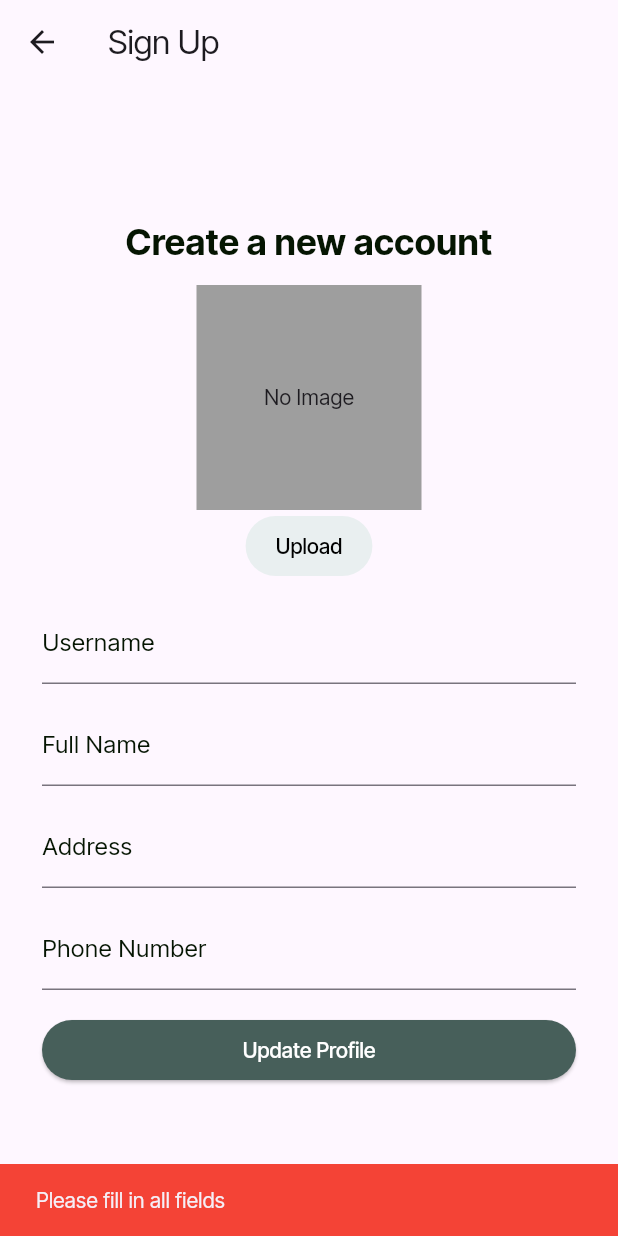
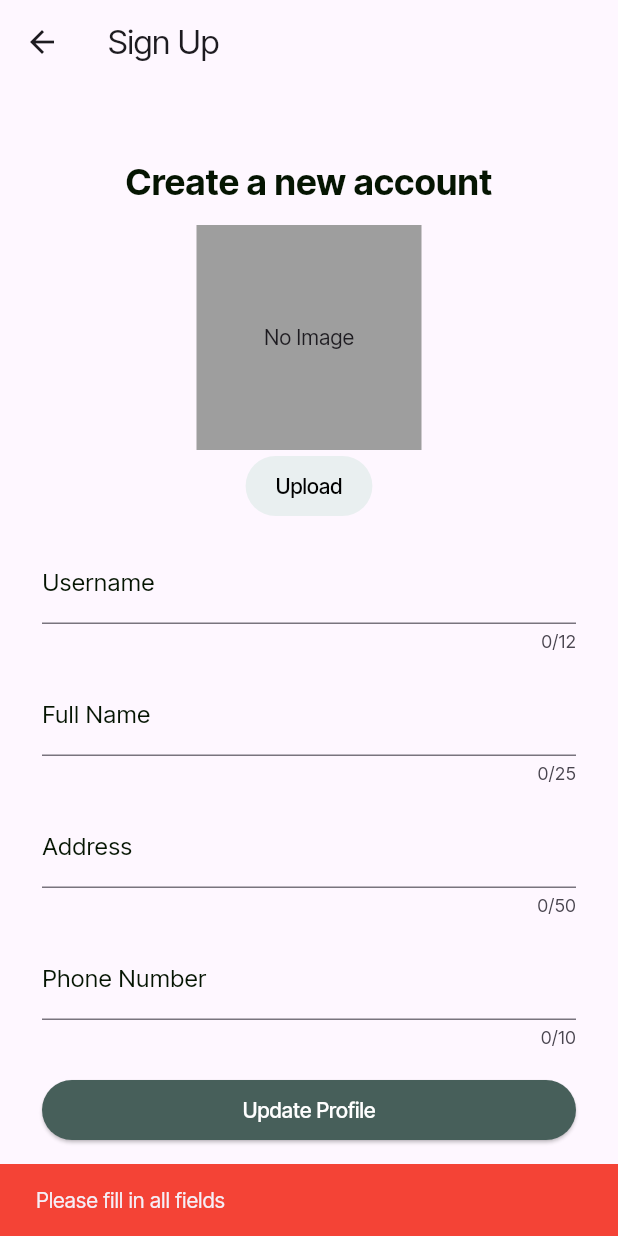
Before and after one commit to monishshriyan/home-assist, a Flutter app: the SignupPage screen opened directly, after a tap on "Update Profile", on a phone screen of 412 x 824 dp. Run offline on Flutter 3.47's test engine with Material 3 defaults, Android fonts, the phone set to English and light mode, and no system bars; our stand-ins replace carousel_slider, flutter_rating_bar, fluttertoast, form_validator, google_fonts, hexcolor and 4 more; missing offline and left inert: supabase_auth_ui; accounts and stored records are empty; network calls fail.

Commit message:
Made some changes in overall form validations according to the new constraints for columns in profiles, New ratings UI..again!!

```diff
--- a/lib/base/pages/signup_page_edit.dart
+++ b/lib/base/pages/signup_page_edit.dart
@@ -68,8 +68,8 @@ class _SignupPageState extends State<SignupPage> {
           'phone_number': phoneNumber,
           'updated_at': DateTime.now().toIso8601String(),
         };
-
-        await supabase.from('profiles').upsert(updates);
+        try{
+          await supabase.from('profiles').upsert(updates);
         if (mounted) {
           ScaffoldMessenger.of(context).showSnackBar(
             const SnackBar(content: Text('Successfully updated profile!')),
@@ -79,25 +79,44 @@ class _SignupPageState extends State<SignupPage> {
                 builder: (context) => MaterialNav()), // Navigate to HomePage
           );
         }
+        } on PostgrestException catch (error) {
+          if (mounted) {
+            String snackBarMessage = 'An error occurred';
+
+        // Check error code or message for specific conditions
+        if (error.code == '23505') {  // Duplicate key constraint (PostgreSQL error code for unique violation)
+          snackBarMessage = 'Username Or Phone number already exists. Please enter a unique value.';
+        } else{
+          // Handle character length errors (usually found in the message)
+          snackBarMessage = 'Please enter value within the valid limit\n(username > 3) (full name >= 5 )\n(address > 6) (number = 10)';
+        }
+
+        ScaffoldMessenger.of(context).showSnackBar(
+          SnackBar(content: Text(snackBarMessage)),
+        );
+          }
+        }
+
       }
-    } on PostgrestException catch (error) {
-      if (error.code == '23514') {
-        if (mounted) {
-          ScaffoldMessenger.of(context).showSnackBar(
-            const SnackBar(
-              content: Text('Enter correct details!'), // User-friendly message
-              backgroundColor: Colors.red,
-            ),
-          );
-        }
-      } else {
-        if (mounted) {
-          ScaffoldMessenger.of(context).showSnackBar(
-            SnackBar(content: Text(error.message), backgroundColor: Colors.red),
-          );
-        }
-      }
-    } catch (error) {
+    }
+    // on PostgrestException catch (error) {
+    //   if (error.code == '23514') {
+    //     if (mounted) {
+    //       ScaffoldMessenger.of(context).showSnackBar(
+    //         const SnackBar(
+    //           content: Text('Enter correct details!'), // User-friendly message
+    //           backgroundColor: Colors.red,
+    //         ),
+    //       );
+    //     }
+    //   } else {
+    //     if (mounted) {
+    //       ScaffoldMessenger.of(context).showSnackBar(
+    //         SnackBar(content: Text(error.message), backgroundColor: Colors.red),
+    //       );
+    //     }
+    //   }
+     catch (error) {
       if (mounted) {
         ScaffoldMessenger.of(context).showSnackBar(
           const SnackBar(
@@ -197,7 +216,8 @@ class _SignupPageState extends State<SignupPage> {
               ),
               const SizedBox(height: 12),
               TextFormField(
-                validator: ValidationBuilder().minLength(4).build(),
+                 maxLength:12,
+                validator: ValidationBuilder().minLength(4).maxLength(12).build(),
                 controller: _usernameController,
                 decoration: const InputDecoration(
                   labelText: 'Username',
@@ -210,7 +230,8 @@ class _SignupPageState extends State<SignupPage> {
               ),
               const SizedBox(height: 12),
               TextFormField(
-                validator: ValidationBuilder().minLength(4).build(),
+                maxLength:25 ,
+                validator: ValidationBuilder().minLength(4).maxLength(16).build(),
                 controller: _fullNameController,
                 decoration: const InputDecoration(
                   labelText: 'Full Name',
@@ -223,6 +244,8 @@ class _SignupPageState extends State<SignupPage> {
               ),
               const SizedBox(height: 12),
               TextFormField(
+                maxLength:50 ,
+                 validator: ValidationBuilder().minLength(7).build(),
                 controller: _addressController,
                 decoration: const InputDecoration(
                   labelText: 'Address',
@@ -240,6 +263,7 @@ class _SignupPageState extends State<SignupPage> {
                     .minLength(10)
                     .maxLength(10)
                     .build(),
+                maxLength: 10,
                 controller: _phoneNumberController,
                 keyboardType: TextInputType.number,
                 decoration: const InputDecoration(
```
Also changed, not shown: lib/base/pages/account_page.dart (+19 -4 lines), lib/base/pages/booking_history.dart (+69 -36 lines), lib/base/pages/manage_address.dart (+14 -3 lines).
